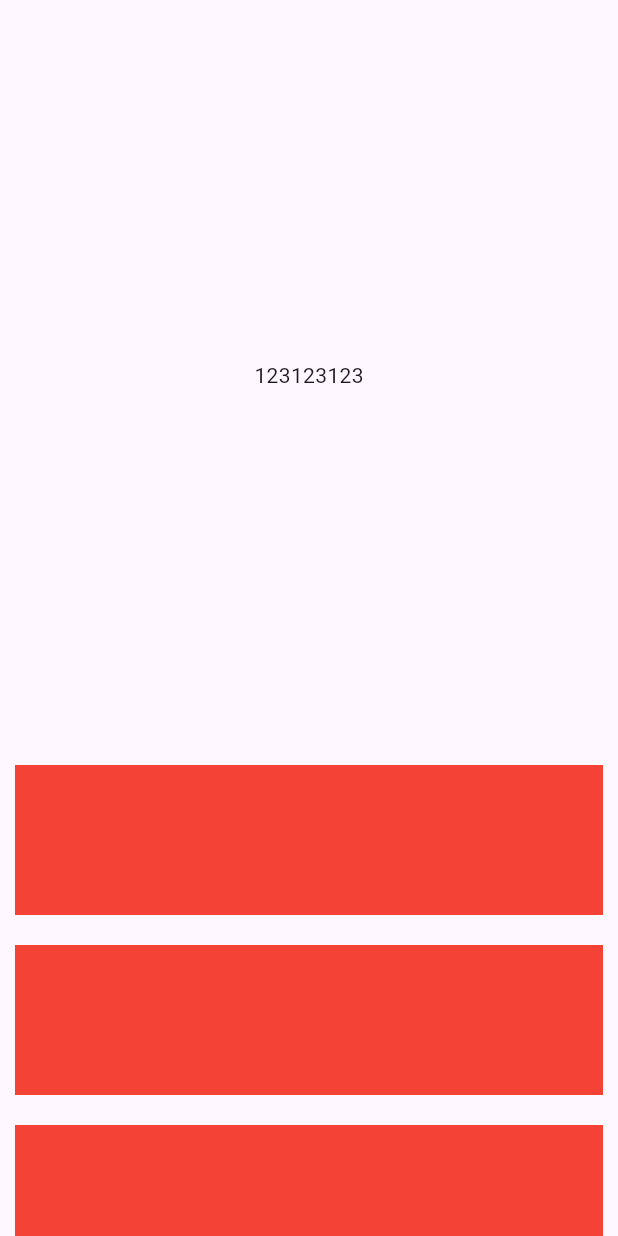
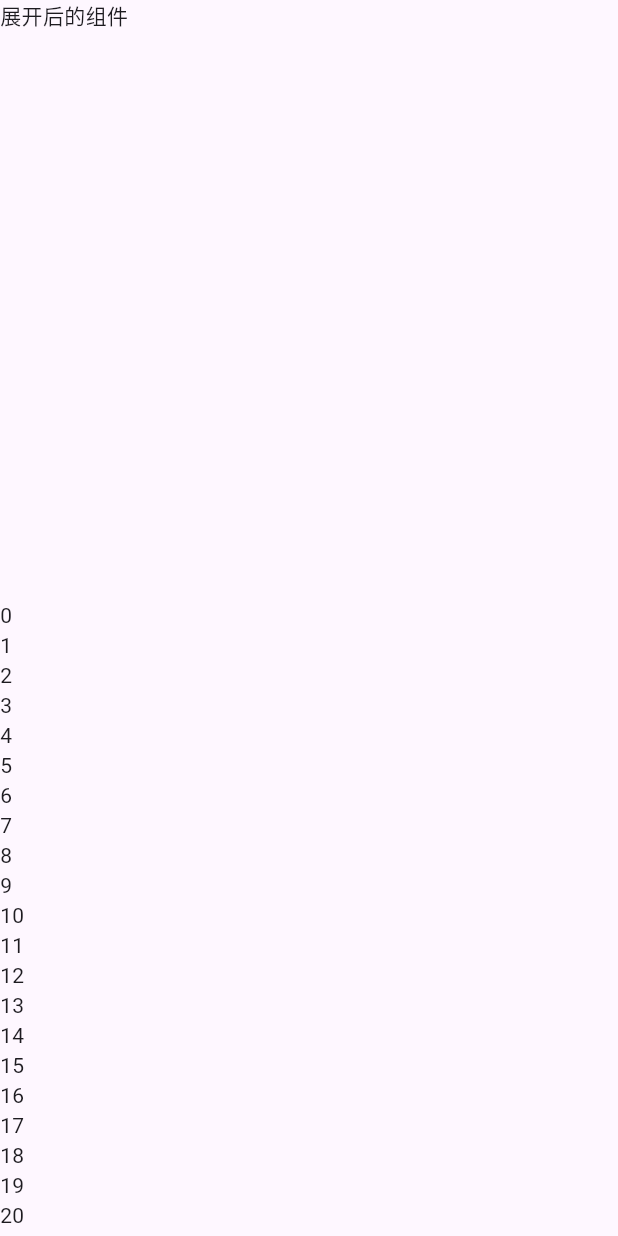
Before and after one commit to 7-bit11/sliver_head_automatic_adsorption, a Flutter app: the screen it shows after launch, on a phone screen of 412 x 824 dp. Run offline on Flutter 3.47's test engine with Material 3 defaults, Android fonts, the phone set to English and light mode, and no system bars.

Commit message:
✨ feat(封装为sliverappbar):

```diff
--- a/example/lib/sliver_example.dart
+++ b/example/lib/sliver_example.dart
@@ -1,5 +1,5 @@
 import 'package:flutter/material.dart';
-import 'package:sliver_head_automatic_adsorption/sliver_adsorption_header.dart';
+import 'package:sliver_head_automatic_adsorption/sliver_adsorption_appbar.dart';
 
 class SliverExample extends StatefulWidget {
   const SliverExample({super.key});
@@ -13,34 +13,16 @@ class _SliverExampleState extends State<SliverExample> {
   @override
   Widget build(BuildContext context) {
     return Scaffold(
-        body: CustomScrollView(
-      controller: controller,
-      slivers: [
-        SliverPersistentHeader(
-          pinned: true,
-          floating: false,
-          delegate: SliverHeaderAutomaticDelegate(
+        body: SliverAdsorption(
             controller: controller,
-            collapsedHeight: 60,
-            expandedHeight: 500,
-            paddingTop: MediaQuery.of(context).padding.top,
-            defaultCollapsedColor: Colors.black,
-            expandedWidget:
-                const Center(child: SizedBox(child: Text("123123123"))),
-          ),
-        ),
-        SliverList.builder(
-          itemBuilder: (context, index) {
-            return Container(
-              padding: const EdgeInsets.all(10),
-              margin: const EdgeInsets.all(10),
-              height: 100,
-              color: Colors.red,
-            );
-          },
-          itemCount: 20,
-        )
-      ],
-    ));
+            expandedWidget: Text("展开后的组件"),
+            slivers: [
+          SliverList.builder(
+            itemBuilder: (c, i) {
+              return Text("$i");
+            },
+            itemCount: 100,
+          )
+        ]));
   }
 }
--- /dev/null
+++ b/lib/sliver_adsorption_appbar.dart
@@ -0,0 +1,98 @@
+// ignore_for_file: must_be_immutable
+
+import 'package:flutter/material.dart';
+import 'package:sliver_head_automatic_adsorption/sliver_adsorption_header.dart';
+
+class SliverAdsorption extends StatefulWidget {
+  SliverAdsorption({
+    super.key,
+    this.slivers,
+    this.pinned = true,
+    this.expandedColors,
+    this.collapsedColors,
+    this.defaultCollapsedTitle,
+    this.defaultCollapsedColor = Colors.black,
+    this.collapsedWidget,
+    this.paddingTop,
+    this.curve,
+    this.collapsedHeight = 60,
+    this.expandedHeight = 400,
+    this.updateBackgroundColor,
+    this.durationAnimation = const Duration(milliseconds: 300),
+    required this.controller,
+    required this.expandedWidget,
+  });
+
+  /// 滚动控制器
+  final ScrollController controller;
+
+  /// 列表
+  final List<SliverMultiBoxAdaptorWidget>? slivers;
+
+  /// 是否固定
+  final bool pinned;
+
+  /// 折叠高度
+  final double collapsedHeight;
+
+  /// 展开高度
+  final double expandedHeight;
+
+  /// 顶部距离
+  final double? paddingTop;
+
+  /// 折叠后显示组件
+  final Widget? collapsedWidget;
+
+  /// 展开后显示组件
+  final Widget expandedWidget;
+
+  /// 展开时的背景颜色
+  final Color? expandedColors;
+
+  /// 折叠时的背景颜色
+  final Color? collapsedColors;
+
+  /// 默认的折叠组件Title
+  final String? defaultCollapsedTitle;
+
+  /// 默认的折叠组件Color
+  final Color defaultCollapsedColor;
+
+  /// 动画执行时间
+  /// 默认 300ms
+  late Duration durationAnimation;
+
+  /// 更新背景颜色
+  final Function(Color)? updateBackgroundColor;
+
+  /// 动画曲线
+  final Curve? curve;
+  @override
+  State<SliverAdsorption> createState() => _SliverAdsorptionState();
+}
+
+class _SliverAdsorptionState extends State<SliverAdsorption> {
+  @override
+  Widget build(BuildContext context) {
+    return CustomScrollView(
+      controller: widget.controller,
+      slivers: [
+        SliverPersistentHeader(
+          pinned: widget.pinned,
+          floating: false,
+          delegate: SliverHeaderAutomaticDelegate(
+            controller: widget.controller,
+            collapsedHeight: widget.collapsedHeight,
+            expandedHeight: widget.expandedHeight,
+            paddingTop: widget.paddingTop ?? MediaQuery.of(context).padding.top,
+            defaultCollapsedColor: widget.defaultCollapsedColor,
+            updateBackgroundColor: widget.updateBackgroundColor,
+            expandedWidget: widget.expandedWidget,
+          ),
+        ),
+        for (var sliver in widget.slivers ?? []) sliver,
+      ],
+    );
+  }
+}
--- a/lib/sliver_adsorption_header.dart
+++ b/lib/sliver_adsorption_header.dart
@@ -52,6 +52,12 @@ class SliverHeaderAutomaticDelegate extends SliverPersistentHeaderDelegate {
   /// 动画执行时间
   /// 默认 300ms
   late Duration durationAnimation;
+
+  /// 更新背景颜色
+  late Function(Color)? updateBackgroundColor;
+
+  /// 动画曲线
+  final Curve? curve;
   SliverHeaderAutomaticDelegate(
       {this.controller,
       this.collapsedWidget,
@@ -59,6 +65,8 @@ class SliverHeaderAutomaticDelegate extends SliverPersistentHeaderDelegate {
       this.expandedColors,
       this.defaultCollapsedTitle,
       this.defaultCollapsedColor,
+      this.updateBackgroundColor,
+      this.curve = Curves.ease,
       this.durationAnimation = const Duration(milliseconds: 300),
       required this.collapsedHeight,
       required this.expandedHeight,
@@ -84,8 +92,10 @@ class SliverHeaderAutomaticDelegate extends SliverPersistentHeaderDelegate {
 
   ///默认折叠组件
   Widget _defaultCollapsedWidget(dynamic shrinkOffset) {
-    return Center(
-      child: Text(
+    return AppBar(
+      backgroundColor: _makeStickyHeaderBgColor(shrinkOffset),
+      surfaceTintColor: _makeStickyHeaderBgColor(shrinkOffset),
+      title: Text(
         defaultCollapsedTitle ?? "Appbar",
         style: TextStyle(
           fontSize: 20,
@@ -98,8 +108,6 @@ class SliverHeaderAutomaticDelegate extends SliverPersistentHeaderDelegate {
 
   /// 更新状态栏
   void _updateStatusBarBrightness(shrinkOffset) {
-    print(shrinkOffset);
-
     if (shrinkOffset <= maxExtent / 2) {
       debouncer.run(() {
         controller?.animateTo(0,
@@ -162,6 +170,9 @@ class SliverHeaderAutomaticDelegate extends SliverPersistentHeaderDelegate {
   Widget build(
       BuildContext context, double shrinkOffset, bool overlapsContent) {
     _updateStatusBarBrightness(shrinkOffset);
+    if (updateBackgroundColor != null) {
+      updateBackgroundColor!(_makeStickyHeaderBgColor(shrinkOffset));
+    }
     return Container(
       color: _makeStickyHeaderBgColor(shrinkOffset),
       height: maxExtent,
```
